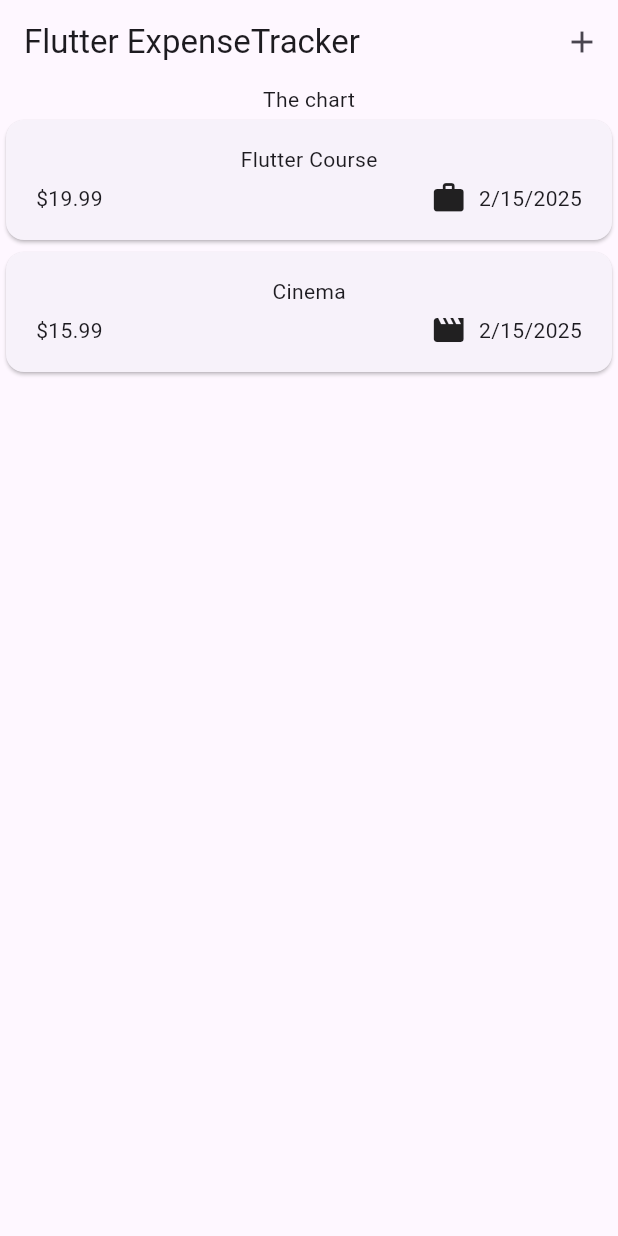
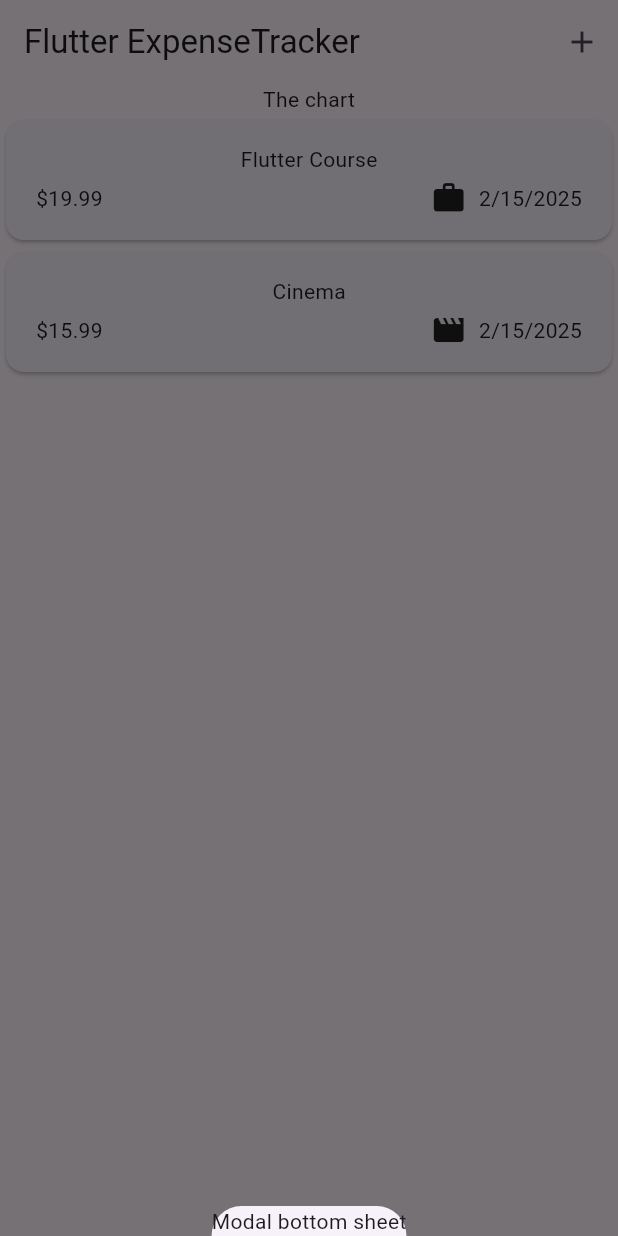
Before and after one commit to amosteandai/Flutter_Expense_Tracker_App, a Flutter app: the screen it shows after launch, after a tap on the "add" icon, on a phone screen of 412 x 824 dp. Run offline on Flutter 3.47's test engine with Material 3 defaults, Android fonts, the phone set to English and light mode, and no system bars.

Commit message:
Adding a Modal Sheet

```diff
--- a/lib/widgets/expenses.dart
+++ b/lib/widgets/expenses.dart
@@ -25,12 +25,22 @@ class _ExpensesState extends State<Expenses> {
         category: Category.leisure),
   ];
 
+  void _openAddExpenseOverlay() {
+    showModalBottomSheet(
+      context: context,
+      builder: (ctx) => Text("Modal bottom sheet"),
+    );
+  }
+
   @override
   Widget build(BuildContext context) {
     return Scaffold(
       appBar: AppBar(
         title: const Text('Flutter ExpenseTracker'),
-        actions: [IconButton(onPressed: () {}, icon: const Icon(Icons.add))],
+        actions: [
+          IconButton(
+              onPressed: _openAddExpenseOverlay, icon: const Icon(Icons.add))
+        ],
       ),
       body: Column(
         children: [
```
